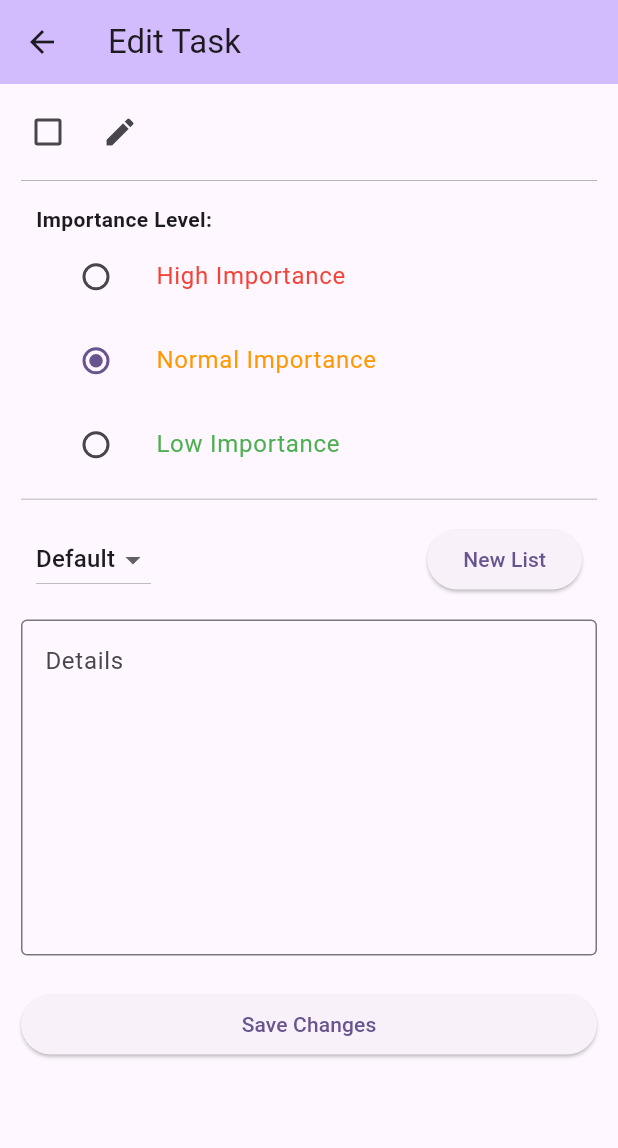
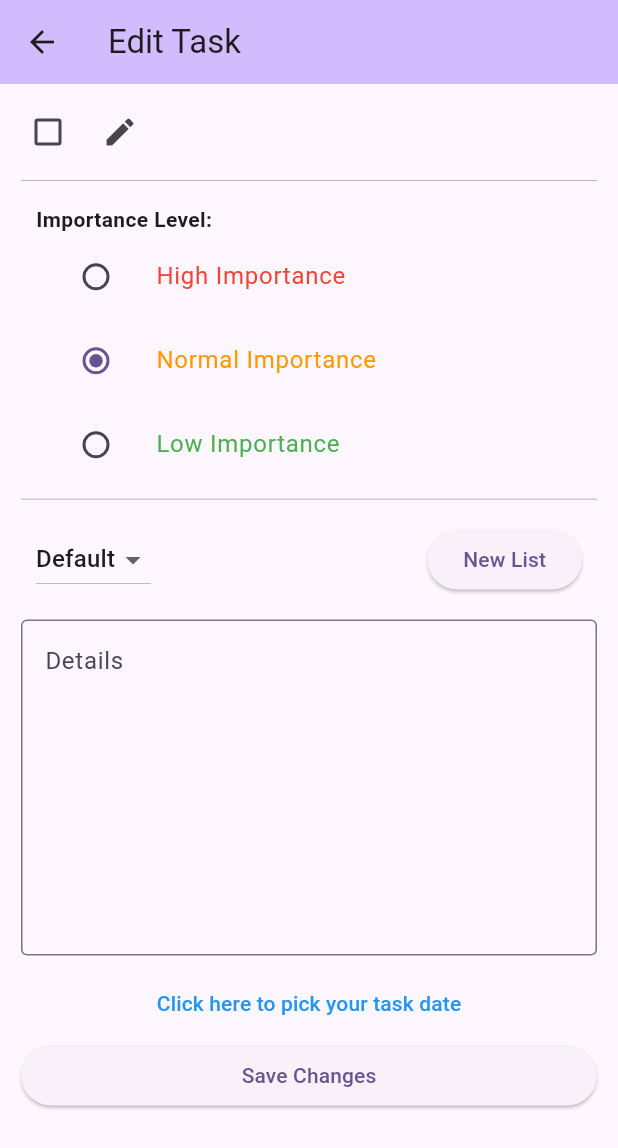
Before and after one commit to ParsaNasekhi/Task-Manager, a Flutter app: the EditPage screen opened directly with empty values, after a tap on "Save Changes", on a phone screen of 412 x 824 dp. Shown: the top 1148 px of the screen. Run offline on Flutter 3.47's test engine with Material 3 defaults, Android fonts, the phone set to English and light mode, and no system bars; our stand-ins replace flutter_datetime_picker_bdaya, hive_flutter, shimmer; accounts and stored records are empty.

Commit message:
set date time picker in edit page

```diff
--- a/lib/db/task/task_data.dart
+++ b/lib/db/task/task_data.dart
@@ -20,6 +20,9 @@ class Task extends HiveObject {
   @HiveField(4)
   String details = "";
 
+  @HiveField(5)
+  DateTime dateTime = DateTime.now();
+
 }
 
 @HiveType(typeId: 1)
--- a/lib/main.dart
+++ b/lib/main.dart
@@ -16,13 +16,6 @@ Future<void> main() async {
   await Hive.openBox<ListData>("ListBox");
   runApp(const MyApp());
 }
-
-/*
-
-1- time and date
-2- edit UI
-
-*/
 
 class MyApp extends StatelessWidget {
   const MyApp({super.key});
--- a/lib/screens/home/edit_page.dart
+++ b/lib/screens/home/edit_page.dart
@@ -1,4 +1,5 @@
 import 'package:flutter/material.dart';
+import 'package:flutter_datetime_picker_bdaya/flutter_datetime_picker_bdaya.dart';
 import 'package:hive_flutter/adapters.dart';
 import 'package:task_manager/db/list/list_data.dart';
 import 'package:task_manager/main.dart';
@@ -42,7 +43,8 @@ class _EditPageState extends State<EditPage> {
       ..isDone = _task.isDone
       ..importanceLevel = _task.importanceLevel
       ..details = _task.details
-      ..listName = _task.listName;
+      ..listName = _task.listName
+      ..dateTime = _task.dateTime;
     _taskDetailsController.text = _helperTask.details;
     listBox.values.toList().forEach((element) {
       listNameList.add(element.listName);
@@ -56,17 +58,14 @@ class _EditPageState extends State<EditPage> {
     return WillPopScope(
       onWillPop: () async {
         Navigator.pop(context);
-        if(widget._sourcePage == "HomePage") {
+        if (widget._sourcePage == "HomePage") {
           Navigator.of(context).pushReplacement(
             MaterialPageRoute(
-                builder: (context) =>
-                const MainPage(DisplayingPage.homePage)),
+                builder: (context) => const MainPage(DisplayingPage.homePage)),
           );
         } else {
           Navigator.of(context).pushReplacement(
-            MaterialPageRoute(
-                builder: (context) =>
-                AListPage(_oldListName)),
+            MaterialPageRoute(builder: (context) => AListPage(_oldListName)),
           );
         }
         return true;
@@ -131,7 +130,8 @@ class _EditPageState extends State<EditPage> {
                                                     onPressed: () {
                                                       Navigator.pop(context);
                                                     },
-                                                    child: const Text("Cancel")),
+                                                    child:
+                                                        const Text("Cancel")),
                                               ],
                                               title: const Text(
                                                   'Edit your task title'),
@@ -139,11 +139,13 @@ class _EditPageState extends State<EditPage> {
                                                 mainAxisSize: MainAxisSize.min,
                                                 children: [
                                                   TextField(
-                                                    controller: _taskNameController,
+                                                    controller:
+                                                        _taskNameController,
                                                     decoration:
                                                         const InputDecoration(
                                                       labelText: "Task Title",
-                                                      border: OutlineInputBorder(),
+                                                      border:
+                                                          OutlineInputBorder(),
                                                     ),
                                                   ),
                                                 ],
@@ -248,7 +250,8 @@ class _EditPageState extends State<EditPage> {
                         });
                       },
                     ),
-                    ElevatedButton(onPressed: (){
+                    ElevatedButton(
+                        onPressed: () {
                           showDialog(
                               context: context,
                               builder: (context) => StatefulBuilder(
@@ -262,11 +265,15 @@ class _EditPageState extends State<EditPage> {
                                                 if (_listNameController
                                                     .text.isNotEmpty) {
                                                   setState(() {
-                                                insertNewList(_listNameController.text);
-                                                listNameList.add(_listNameController.text);
-                                                _listNameController.text = "";
-                                                Navigator.of(context)
-                                                    .pop();
+                                                    insertNewList(
+                                                        _listNameController
+                                                            .text);
+                                                    listNameList.add(
+                                                        _listNameController
+                                                            .text);
+                                                    _listNameController.text =
+                                                        "";
+                                                    Navigator.of(context).pop();
                                                   });
                                                 }
                                               },
@@ -277,15 +284,13 @@ class _EditPageState extends State<EditPage> {
                                               },
                                               child: const Text("Cancel")),
                                         ],
-                                    title: const Text(
-                                        'Add New List'),
+                                        title: const Text('Add New List'),
                                         content: Column(
                                           mainAxisSize: MainAxisSize.min,
                                           children: [
                                             TextField(
                                               controller: _listNameController,
-                                          decoration:
-                                          const InputDecoration(
+                                              decoration: const InputDecoration(
                                                 labelText: "List Name",
                                                 border: OutlineInputBorder(),
                                               ),
@@ -293,7 +298,8 @@ class _EditPageState extends State<EditPage> {
                                           ],
                                         ));
                                   }));
-                    }, child: const Text("New List"))
+                        },
+                        child: const Text("New List"))
                   ],
                 ),
               ),
@@ -310,20 +316,23 @@ class _EditPageState extends State<EditPage> {
                   ),
                 ),
               ),
-              // Padding(
-              //   padding: const EdgeInsets.all(14),
-              //   child: SizedBox(
-              //     width: MediaQuery.of(context).size.width,
-              //     child: ElevatedButton(
-              //       onPressed: () {
-              //         DatePickerBdaya.showDatePicker(context);
-              //       },
-              //       child: const Text("Set Date & Time"),
-              //     ),
-              //   ),
-              // ),
+              SizedBox(
+                  width: MediaQuery.of(context).size.width,
+                  child: TextButton(
+                      onPressed: () {
+                        DatePickerBdaya.showDatePicker(context,
+                            showTitleActions: true,
+                            minTime: DateTime(2024, 1, 1),
+                            maxTime: DateTime(2124, 1, 1), onConfirm: (date) {
+                          _helperTask.dateTime = date;
+                        }, currentTime: _task.dateTime, locale: LocaleType.fa);
+                      },
+                      child: const Text(
+                        'Click here to pick your task date',
+                        style: TextStyle(color: Colors.blue),
+                      ))),
               Padding(
-                padding: const EdgeInsets.all(14),
+                padding: const EdgeInsets.fromLTRB(14, 0, 14, 14),
                 child: SizedBox(
                   width: MediaQuery.of(context).size.width,
                   child: ElevatedButton(
@@ -333,7 +342,8 @@ class _EditPageState extends State<EditPage> {
                         ..isDone = _helperTask.isDone
                         ..importanceLevel = _helperTask.importanceLevel
                         ..details = _taskDetailsController.text
-                        ..listName = _helperTask.listName;
+                        ..listName = _helperTask.listName
+                        ..dateTime = _helperTask.dateTime;
                       _task.save();
                     },
                     child: const Text("Save Changes"),
@@ -349,8 +359,7 @@ class _EditPageState extends State<EditPage> {
 }
 
 void insertNewList(String name) {
-  final ListData listData = ListData()
-    ..listName = name;
+  final ListData listData = ListData()..listName = name;
   if (!listData.isInBox) {
     final Box<ListData> box = Hive.box<ListData>("ListBox");
     box.add(listData); // insert
```
Also changed, not shown: lib/db/task/task_data.g.dart, pubspec.lock. Lines whose indentation alone changed are shown as unchanged.
